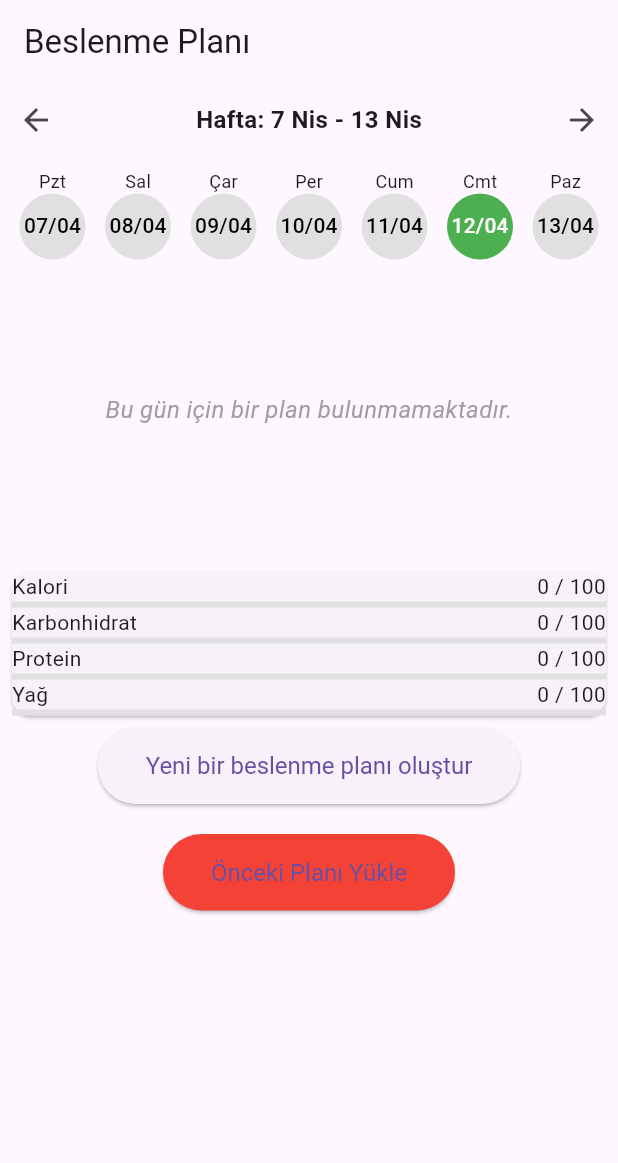
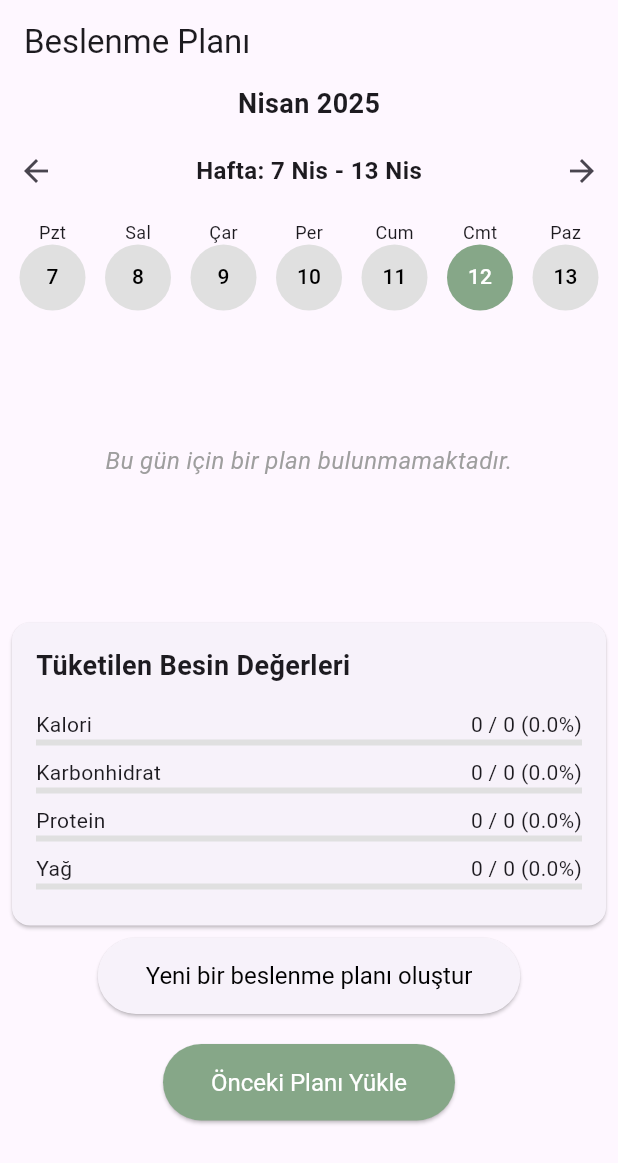
Before and after one commit to KardelenBayraktar/NutritionApp-TUBITAK, a Flutter app: the MealPlanPage screen opened directly, after a tap on the "arrow back" icon, on a phone screen of 412 x 824 dp. Shown: the top 1163 px of the screen. Run offline on Flutter 3.47's test engine with Material 3 defaults, Android fonts, the phone set to English and light mode, and no system bars; our stand-ins replace cloud_firestore, firebase_core, table_calendar; accounts and stored records are empty.

Commit message:
giris sayfalarında ve beslenme planında değişiklik yapıldı

```diff
--- a/lib/Beslenme_Plani_Sayfasi.dart
+++ b/lib/Beslenme_Plani_Sayfasi.dart
@@ -27,10 +27,50 @@ class _MealPlanPageState extends State<MealPlanPage> {
     'Yağ': 0,
   };
 
+  Map<String, double> consumedNutrition = {
+    'Kalori': 0,
+    'Karbonhidrat': 0,
+    'Protein': 0,
+    'Yağ': 0,
+  };
+
+  // Yemeklerin tüketim durumunu takip eden map
+  Map<String, Map<String, bool>> consumedMeals = {};
+
+  // Her yemeğin besin değerlerini tutan map
+  Map<String, Map<String, Map<String, double>>> mealNutritionValues = {};
+
   @override
   void initState() {
     super.initState();
     _fetchLatestMealPlan(); // En son beslenme planını çek
+  }
+
+  // Öğün tüketildiğinde besin değerlerini güncelle
+  void _updateConsumedNutrition(String mealType, String meal, bool isConsumed) {
+    setState(() {
+      if (!consumedMeals.containsKey(mealType)) {
+        consumedMeals[mealType] = {};
+      }
+      consumedMeals[mealType]![meal] = isConsumed;
+
+      // Tüketilen besin değerlerini sıfırla
+      consumedNutrition.updateAll((key, value) => 0);
+
+      // Tüm tüketilen öğünlerin besin değerlerini topla
+      consumedMeals.forEach((type, meals) {
+        meals.forEach((mealName, consumed) {
+          if (consumed && mealNutritionValues.containsKey(type) &&
+              mealNutritionValues[type]!.containsKey(mealName)) {
+            var nutrition = mealNutritionValues[type]![mealName]!;
+            consumedNutrition['Kalori'] = (consumedNutrition['Kalori'] ?? 0) + (nutrition['Kalori'] ?? 0);
+            consumedNutrition['Karbonhidrat'] = (consumedNutrition['Karbonhidrat'] ?? 0) + (nutrition['Karbonhidrat'] ?? 0);
+            consumedNutrition['Protein'] = (consumedNutrition['Protein'] ?? 0) + (nutrition['Protein'] ?? 0);
+            consumedNutrition['Yağ'] = (consumedNutrition['Yağ'] ?? 0) + (nutrition['Yağ'] ?? 0);
+          }
+        });
+      });
+    });
   }
 
   // Firebase'den en son oluşturulan beslenme planını getirir
@@ -65,17 +105,16 @@ class _MealPlanPageState extends State<MealPlanPage> {
   // Belirtilen tarihteki beslenme planını Firebase'den çeker
   Future<void> _fetchMealPlan(DateTime selectedDate) async {
     try {
-      String formattedDate = DateFormat('yyyy-MM-dd').format(selectedDate); // Tarihi uygun formata getir
-      print("formattedDate: $formattedDate"); // debug için ekleyin
+      String formattedDate = DateFormat('yyyy-MM-dd').format(selectedDate);
+      print("formattedDate: $formattedDate");
       CollectionReference dayRef = FirebaseFirestore.instance
           .collection('beslenme_planlari')
           .doc(planId)
           .collection(formattedDate);
 
-      QuerySnapshot snapshot = await dayRef.get(); // Belirtilen günün yemek planını getir
+      QuerySnapshot snapshot = await dayRef.get();
 
       if (snapshot.docs.isNotEmpty) {
-        // Besin değerlerini sıfırla
         Map<String, double> tempNutritionTotals = {
           "Kalori": 0,
           "Karbonhidrat": 0,
@@ -84,22 +123,28 @@ class _MealPlanPageState extends State<MealPlanPage> {
         };
 
         for (var doc in snapshot.docs) {
-          print("Öğün: ${doc.id}, Veriler: ${doc.data()}");
-          String mealType = doc.id; // Kahvaltı, Öğle, Akşam gibi öğün isimleri
-
-          // Alt koleksiyon olan "tarifler"i çek
+          String mealType = doc.id;
           CollectionReference tariflerRef = dayRef.doc(mealType).collection('tarifler');
           QuerySnapshot tariflerSnapshot = await tariflerRef.get();
 
           List<String> meals = [];
+          if (!mealNutritionValues.containsKey(mealType)) {
+            mealNutritionValues[mealType] = {};
+          }
 
           for (var tarifDoc in tariflerSnapshot.docs) {
-            meals.add(tarifDoc.id); // Tarif ismi olarak belge ID'lerini al
-
-            // Tarif belgesinin "besinDeğerleri" alanını al
+            meals.add(tarifDoc.id);
             Map<String, dynamic>? besinDegerleri = tarifDoc.get("besinDeğerleri");
 
             if (besinDegerleri != null) {
+              // Besin değerlerini mealNutritionValues'a kaydet
+              mealNutritionValues[mealType]![tarifDoc.id] = {
+                'Kalori': (besinDegerleri['Kalori'] ?? 0).toDouble(),
+                'Karbonhidrat': (besinDegerleri['Karbonhidrat'] ?? 0).toDouble(),
+                'Protein': (besinDegerleri['Protein'] ?? 0).toDouble(),
+                'Yağ': (besinDegerleri['Yağ'] ?? 0).toDouble(),
+              };
+
               tempNutritionTotals["Kalori"] = (tempNutritionTotals["Kalori"] ?? 0) + (besinDegerleri["Kalori"] ?? 0);
               tempNutritionTotals["Karbonhidrat"] = (tempNutritionTotals["Karbonhidrat"] ?? 0) + (besinDegerleri["Karbonhidrat"] ?? 0);
               tempNutritionTotals["Protein"] = (tempNutritionTotals["Protein"] ?? 0) + (besinDegerleri["Protein"] ?? 0);
@@ -107,12 +152,11 @@ class _MealPlanPageState extends State<MealPlanPage> {
             }
           }
 
-          // Ekranda yemekleri güncelle
           setState(() {
             mealPlan[mealType] = meals;
           });
         }
-        // Besin değerleri güncellemesini döngüden sonra yap
+
         setState(() {
           nutritionTotals = tempNutritionTotals;
         });
@@ -121,7 +165,7 @@ class _MealPlanPageState extends State<MealPlanPage> {
         print("Bu gün için beslenme planı bulunamadı.");
         setState(() {
           mealPlan.clear();
-          nutritionTotals.updateAll((key, value) => 0); // Besin değerlerini sıfırla
+          nutritionTotals.updateAll((key, value) => 0);
         });
       }
     } catch (e) {
@@ -263,6 +307,7 @@ class _MealPlanPageState extends State<MealPlanPage> {
                   child: Text("Yeni bir beslenme planı oluştur"),
                   style: ElevatedButton.styleFrom(
                     padding: EdgeInsets.symmetric(vertical: 16.0, horizontal: 32.0),
+                    foregroundColor: Colors.black,
                     textStyle: TextStyle(fontSize: 16),
                   ),
                 ),
@@ -275,9 +320,10 @@ class _MealPlanPageState extends State<MealPlanPage> {
                   },
                   child: Text("Önceki Planı Yükle"),
                   style: ElevatedButton.styleFrom(
-                    backgroundColor: Colors.red,
+                    backgroundColor: Color(0xFF86A788),
+                    foregroundColor: Colors.white,
                     padding: EdgeInsets.symmetric(vertical: 16.0, horizontal: 32.0),
-                    textStyle: TextStyle(fontSize: 16),
+                    textStyle: TextStyle(fontSize: 16 ),
                   ),
                 ),
               ),
@@ -288,13 +334,19 @@ class _MealPlanPageState extends State<MealPlanPage> {
       ),
     );
   }
-
 // Takvim arayüzünü oluşturur
   Widget _buildCalendar() {
     DateTime startOfWeek = selectedDate.subtract(Duration(days: selectedDate.weekday - 1));
 
     return Column(
       children: [
+        // Ay ve yıl gösterimi
+        Text(
+          DateFormat('MMMM yyyy', 'tr').format(selectedDate), // "Mart 2025" formatı
+          style: TextStyle(fontSize: 18, fontWeight: FontWeight.bold),
+        ),
+        SizedBox(height: 8),
+
         // Hafta değiştirme butonları
         Row(
           mainAxisAlignment: MainAxisAlignment.spaceBetween,
@@ -324,12 +376,15 @@ class _MealPlanPageState extends State<MealPlanPage> {
           ],
         ),
         SizedBox(height: 8),
+
+        // Günlerin gösterimi
         Row(
           mainAxisAlignment: MainAxisAlignment.spaceEvenly,
           children: List.generate(7, (index) {
             DateTime day = startOfWeek.add(Duration(days: index));
             String dayLabel = DateFormat('E', 'tr').format(day);
-            String dateLabel = DateFormat('dd/MM').format(day);
+            String dateLabel = DateFormat('d').format(day); // Sadece gün numarası
+
             bool isSelected = day.day == selectedDate.day;
 
             return Column(
@@ -344,10 +399,13 @@ class _MealPlanPageState extends State<MealPlanPage> {
                   },
                   child: CircleAvatar(
                     radius: 22,
-                    backgroundColor: isSelected ? Colors.green : Colors.grey[300],
+                    backgroundColor: isSelected ? Color(0xFF86A788) : Colors.grey[300],
                     child: Text(
                       dateLabel,
-                      style: TextStyle(color: isSelected ? Colors.white : Colors.black, fontSize: 14),
+                      style: TextStyle(
+                        color: isSelected ? Colors.white : Colors.black,
+                        fontSize: 14,
+                      ),
                     ),
                   ),
                 ),
@@ -359,11 +417,12 @@ class _MealPlanPageState extends State<MealPlanPage> {
     );
   }
 
+
   // Günlük öğünleri listeleyen widget
   Widget _buildMealPlan() {
     if (mealPlan.isEmpty) {
       return SizedBox(
-        height: 200, // Boşken belli bir yükseklik kaplaması için
+        height: 200,
         child: Center(
           child: Text(
             'Bu gün için bir plan bulunmamaktadır.',
@@ -375,8 +434,8 @@ class _MealPlanPageState extends State<MealPlanPage> {
     }
 
     return ListView(
-      shrinkWrap: true, // ListView'in içeriğe göre boyut almasını sağlar
-      physics: NeverScrollableScrollPhysics(), // SingleChildScrollView içinde kaydırmayı devre dışı bırakır
+      shrinkWrap: true,
+      physics: NeverScrollableScrollPhysics(),
       padding: EdgeInsets.all(8.0),
       children: mealPlan.entries.map((entry) {
         return Card(
@@ -385,7 +444,7 @@ class _MealPlanPageState extends State<MealPlanPage> {
             children: [
               ListTile(
                 title: Text(
-                  entry.key, // Kahvaltı, Öğle, Akşam gibi öğün başlığı
+                  entry.key,
                   style: TextStyle(fontWeight: FontWeight.bold, fontSize: 18),
                 ),
               ),
@@ -403,11 +462,20 @@ class _MealPlanPageState extends State<MealPlanPage> {
               )
                   : Column(
                 children: entry.value.map((meal) {
+                  bool isConsumed = consumedMeals[entry.key]?[meal] ?? false;
                   return Padding(
                     padding: const EdgeInsets.symmetric(horizontal: 16.0, vertical: 8.0),
                     child: Row(
                       mainAxisAlignment: MainAxisAlignment.spaceBetween,
                       children: [
+                        Row(
+                          children: [
+                            Checkbox(
+                              value: isConsumed,
+                              onChanged: (bool? value) {
+                                _updateConsumedNutrition(entry.key, meal, value ?? false);
+                              },
+                            ),
                             GestureDetector(
                               onTap: () {
                                 Navigator.push(
@@ -419,8 +487,10 @@ class _MealPlanPageState extends State<MealPlanPage> {
                               },
                               child: Text(
                                 meal,
-                            style: TextStyle(fontSize: 16, fontWeight: FontWeight.w500, color: Colors.blue),
+                                style: TextStyle(fontSize: 16, fontWeight: FontWeight.w500, color: Color(0xFF86A788)),
                               ),
+                            ),
+                          ],
                         ),
                         ElevatedButton(
                           onPressed: () {
@@ -445,23 +515,42 @@ class _MealPlanPageState extends State<MealPlanPage> {
   Widget _buildNutritionCard() {
     return Card(
       margin: EdgeInsets.all(8.0),
+      child: Padding(
+        padding: EdgeInsets.all(16.0),
         child: Column(
-        children: nutritionTotals.entries.map((entry) => _buildNutritionRow(entry.key, entry.value, 100)).toList(),
+          crossAxisAlignment: CrossAxisAlignment.start,
+          children: [
+            Text(
+              'Tüketilen Besin Değerleri',
+              style: TextStyle(fontSize: 18, fontWeight: FontWeight.bold),
             ),
-    );
-  }
+            SizedBox(height: 16),
+            ...nutritionTotals.entries.map((entry) {
+              double consumedValue = consumedNutrition[entry.key] ?? 0;
+              double totalValue = entry.value;
+              double percentage = totalValue > 0 ? (consumedValue / totalValue) * 100 : 0;
 
-  // Besin değeri için gösterge çubuğu oluşturur
-  Widget _buildNutritionRow(String label, double value, double max) {
-    double progress = (max == 0) ? 0 : value / max;
               return Column(
                 children: [
                   Row(
                     mainAxisAlignment: MainAxisAlignment.spaceBetween,
-          children: [Text(label), Text("${value.toInt()} / ${max.toInt()}")],
+                    children: [
+                      Text(entry.key),
+                      Text("${consumedValue.toInt()} / ${totalValue.toInt()} (${percentage.toStringAsFixed(1)}%)"),
+                    ],
                   ),
-        LinearProgressIndicator(value: progress, backgroundColor: Colors.grey[300], valueColor: AlwaysStoppedAnimation<Color>(Colors.green)),
+                  LinearProgressIndicator(
+                    value: percentage / 100,
+                    backgroundColor: Colors.grey[300],
+                    valueColor: AlwaysStoppedAnimation<Color>(Color(0xFF86A788)),
+                  ),
+                  SizedBox(height: 8),
                 ],
+              );
+            }).toList(),
+          ],
+        ),
+      ),
     );
   }
 }
--- a/lib/child_info_page.dart
+++ b/lib/child_info_page.dart
@@ -13,7 +13,7 @@ class ChildInfoPage extends StatelessWidget {
       body: Container(
         decoration: BoxDecoration(
           image: DecorationImage(
-            image: AssetImage('assets/image.jpg'),
+            image: AssetImage('assets/image.png'),
             fit: BoxFit.cover,
           ),
         ),
--- a/lib/login_page.dart
+++ b/lib/login_page.dart
@@ -11,7 +11,7 @@ class LoginPage extends StatelessWidget {
       body: Container(
         decoration: BoxDecoration(
           image: DecorationImage(
-            image: AssetImage('assets/image.jpg'),
+            image: AssetImage('assets/image.png'),
             fit: BoxFit.cover,
           ),
         ),
--- a/lib/register_page.dart
+++ b/lib/register_page.dart
@@ -12,7 +12,7 @@ class RegisterPage extends StatelessWidget {
       body: Container(
         decoration: BoxDecoration(
           image: DecorationImage(
-            image: AssetImage('assets/image.jpg'),
+            image: AssetImage('assets/image.png'),
             fit: BoxFit.cover,
           ),
         ),
--- a/pubspec.yaml
+++ b/pubspec.yaml
@@ -35,6 +35,7 @@ dependencies:
   cloud_firestore: ^4.17.3
   firebase_auth: ^4.15.3
 
+
   # The following adds the Cupertino Icons font to your application.
   # Use with the CupertinoIcons class for iOS style icons.
   cupertino_icons: ^1.0.8
@@ -58,6 +59,7 @@ flutter:
   assets:
     - assets/emoji.jpg
     - assets/image.jpg
+    - assets/image.png
 
   # The following line ensures that the Material Icons font is
   # included with your application, so that you can use the icons in
```
Also changed, not shown: assets/image.png (added). Lines whose indentation alone changed are shown as unchanged.
